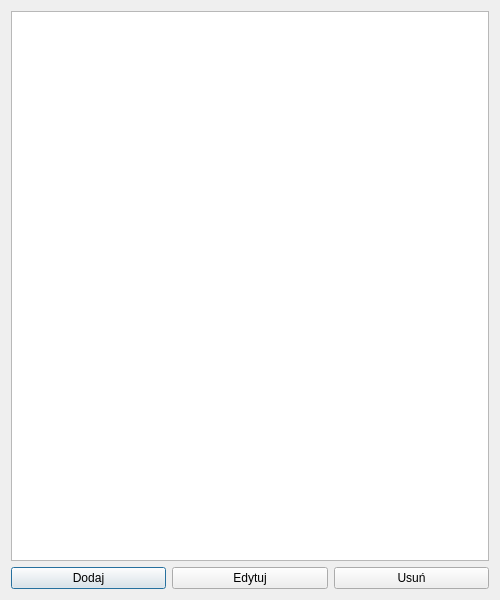
Qt form clientsdialog.ui (jpitucha/serviceman-assistant) before a commit.
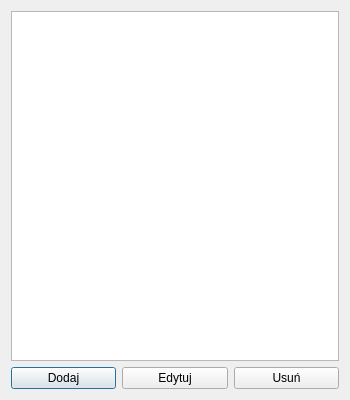
The same form after that commit.

Commit message: Changed dialog windows dimmensions and added removing data from clients.

```diff
--- a/clientsdialog.ui
+++ b/clientsdialog.ui
@@ -6,8 +6,8 @@
    <rect>
     <x>0</x>
     <y>0</y>
-    <width>500</width>
-    <height>600</height>
+    <width>350</width>
+    <height>400</height>
    </rect>
   </property>
   <property name="windowTitle">
```
Left out of the diff: 6 changed lines with no effect on the pictures. The commit also changes 5 other files.
